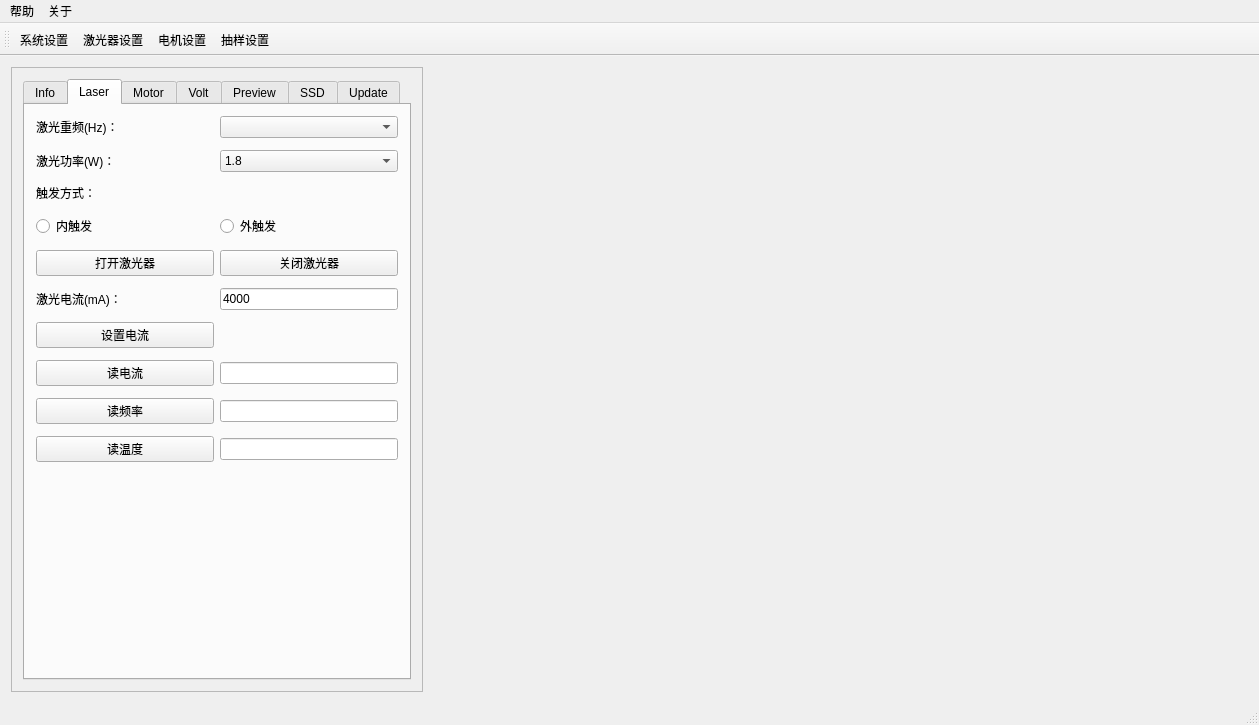
The window that ui/mainwindow.ui (kdurant/qt_study) describes before a commit, drawn with Qt 5.
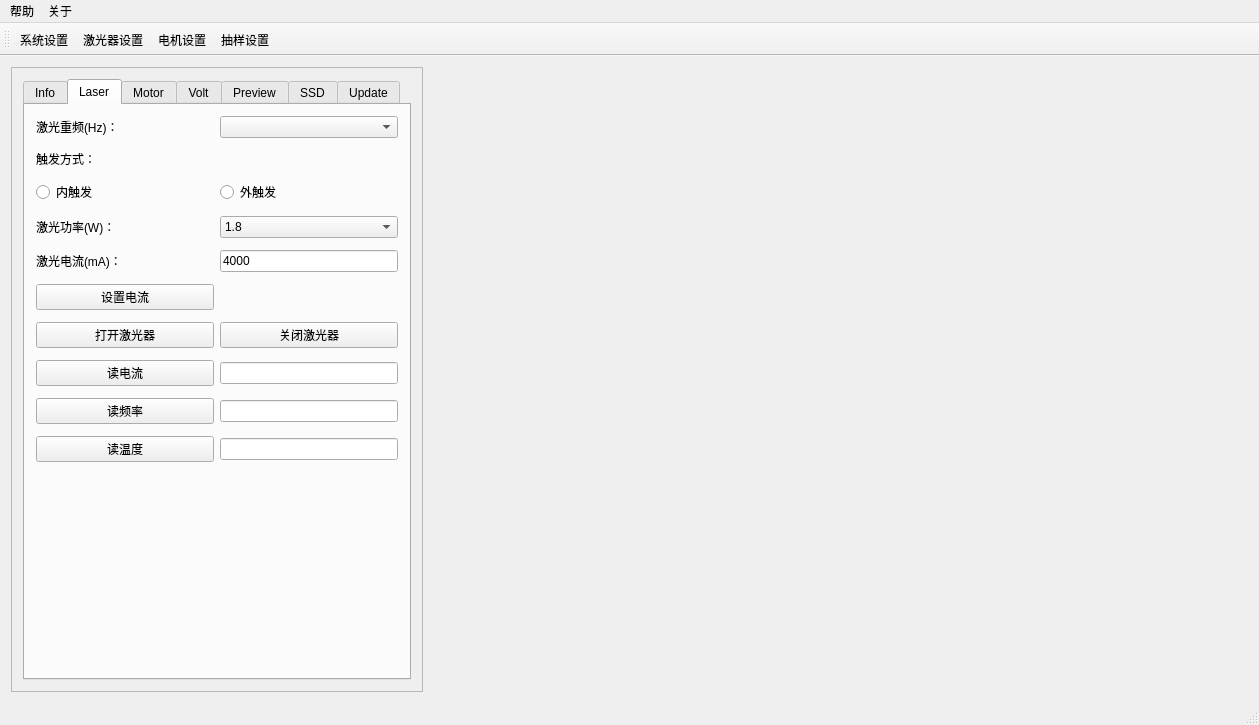
The same window after the commit. The open tabs and pages were chosen to show the change. Custom widgets are drawn as their Qt base class.

```diff
--- a/ui/mainwindow.ui
+++ b/ui/mainwindow.ui
@@ -45,7 +45,7 @@
         <item>
          <widget class="QTabWidget" name="tabWidget">
           <property name="currentIndex">
-           <number>4</number>
+           <number>1</number>
           </property>
           <widget class="QWidget" name="tab">
            <attribute name="title">
@@ -118,61 +118,20 @@
             <property name="verticalSpacing">
              <number>12</number>
             </property>
-            <item row="5" column="1">
-             <widget class="QRadioButton" name="rbtn_triggerOutside">
-              <property name="text">
-               <string>外触发</string>
-              </property>
-             </widget>
-            </item>
-            <item row="7" column="0">
-             <widget class="QLabel" name="label_laserCurrent">
-              <property name="text">
-               <string>激光电流(mA)：</string>
-              </property>
-             </widget>
-            </item>
-            <item row="10" column="0">
-             <widget class="QPushButton" name="btn_laserReadFreq">
-              <property name="text">
-               <string>读频率</string>
-              </property>
-             </widget>
-            </item>
             <item row="0" column="1">
              <widget class="QComboBox" name="comboBox_laserFreq"/>
             </item>
-            <item row="4" column="0">
-             <widget class="QLabel" name="label_triggerMode">
-              <property name="text">
-               <string>触发方式：</string>
-              </property>
-             </widget>
-            </item>
-            <item row="5" column="0">
+            <item row="2" column="0">
              <widget class="QRadioButton" name="rbtn_triggerInside">
               <property name="text">
                <string>内触发</string>
               </property>
              </widget>
             </item>
-            <item row="7" column="1">
-             <widget class="QLineEdit" name="lineEdit_laserCurrent">
-              <property name="sizePolicy">
-               <sizepolicy hsizetype="Preferred" vsizetype="Fixed">
-                <horstretch>0</horstretch>
-                <verstretch>0</verstretch>
-               </sizepolicy>
-              </property>
+            <item row="12" column="0">
+             <widget class="QPushButton" name="btn_laserReadTem">
               <property name="text">
-               <string>4000</string>
-              </property>
-             </widget>
-            </item>
-            <item row="9" column="0">
-             <widget class="QPushButton" name="btn_laserReadCurrent">
-              <property name="text">
-               <string>读电流</string>
+               <string>读温度</string>
               </property>
              </widget>
             </item>
@@ -183,34 +142,34 @@
               </property>
              </widget>
             </item>
-            <item row="8" column="0">
-             <widget class="QPushButton" name="btn_laserSetCurrent">
+            <item row="7" column="0">
+             <widget class="QPushButton" name="btn_laserOpen">
               <property name="text">
-               <string>设置电流</string>
+               <string>打开激光器</string>
               </property>
              </widget>
             </item>
-            <item row="12" column="0">
-             <spacer name="verticalSpacer_4">
-              <property name="orientation">
-               <enum>Qt::Vertical</enum>
+            <item row="10" column="1">
+             <widget class="QLineEdit" name="lineEdit_laserShowCurrent">
+              <property name="sizePolicy">
+               <sizepolicy hsizetype="Preferred" vsizetype="Fixed">
+                <horstretch>0</horstretch>
+                <verstretch>0</verstretch>
+               </sizepolicy>
               </property>
-              <property name="sizeHint" stdset="0">
-               <size>
-                <width>20</width>
-                <height>40</height>
-               </size>
+              <property name="readOnly">
+               <bool>true</bool>
               </property>
-             </spacer>
+             </widget>
             </item>
-            <item row="6" column="1">
-             <widget class="QPushButton" name="btn_laserClose">
+            <item row="3" column="0">
+             <widget class="QLabel" name="label_laserPower">
               <property name="text">
-               <string>关闭激光器</string>
+               <string>激光功率(W)：</string>
               </property>
              </widget>
             </item>
-            <item row="2" column="1">
+            <item row="3" column="1">
              <widget class="QComboBox" name="comboBox_laserPower">
               <property name="sizeAdjustPolicy">
                <enum>QComboBox::AdjustToMinimumContentsLength</enum>
@@ -232,54 +191,28 @@
               </item>
              </widget>
             </item>
-            <item row="2" column="0">
-             <widget class="QLabel" name="label_laserPower">
+            <item row="2" column="1">
+             <widget class="QRadioButton" name="rbtn_triggerOutside">
               <property name="text">
-               <string>激光功率(W)：</string>
-              </property>
-             </widget>
-            </item>
-            <item row="6" column="0">
-             <widget class="QPushButton" name="btn_laserOpen">
-              <property name="text">
-               <string>打开激光器</string>
+               <string>外触发</string>
               </property>
              </widget>
             </item>
             <item row="11" column="0">
-             <widget class="QPushButton" name="btn_laserReadTem">
+             <widget class="QPushButton" name="btn_laserReadFreq">
               <property name="text">
-               <string>读温度</string>
+               <string>读频率</string>
               </property>
              </widget>
             </item>
-            <item row="9" column="1">
-             <widget class="QLineEdit" name="lineEdit_laserShowCurrent">
-              <property name="sizePolicy">
-               <sizepolicy hsizetype="Preferred" vsizetype="Fixed">
-                <horstretch>0</horstretch>
-                <verstretch>0</verstretch>
-               </sizepolicy>
+            <item row="7" column="1">
+             <widget class="QPushButton" name="btn_laserClose">
+              <property name="text">
+               <string>关闭激光器</string>
               </property>
-              <property name="readOnly">
-               <bool>true</bool>
-              </property>
              </widget>
             </item>
-            <item row="10" column="1">
-             <widget class="QLineEdit" name="lineEdit_laserShowFreq">
-              <property name="sizePolicy">
-               <sizepolicy hsizetype="Preferred" vsizetype="Fixed">
-                <horstretch>0</horstretch>
-                <verstretch>0</verstretch>
-               </sizepolicy>
-              </property>
-              <property name="readOnly">
-               <bool>true</bool>
-              </property>
-             </widget>
-            </item>
-            <item row="11" column="1">
+            <item row="12" column="1">
              <widget class="QLineEdit" name="lineEdit_laserShowTemp">
               <property name="sizePolicy">
                <sizepolicy hsizetype="Preferred" vsizetype="Fixed">
@@ -292,6 +225,73 @@
               </property>
              </widget>
             </item>
+            <item row="13" column="0">
+             <spacer name="verticalSpacer_4">
+              <property name="orientation">
+               <enum>Qt::Vertical</enum>
+              </property>
+              <property name="sizeHint" stdset="0">
+               <size>
+                <width>20</width>
+                <height>40</height>
+               </size>
+              </property>
+             </spacer>
+            </item>
+            <item row="11" column="1">
+             <widget class="QLineEdit" name="lineEdit_laserShowFreq">
+              <property name="sizePolicy">
+               <sizepolicy hsizetype="Preferred" vsizetype="Fixed">
+                <horstretch>0</horstretch>
+                <verstretch>0</verstretch>
+               </sizepolicy>
+              </property>
+              <property name="readOnly">
+               <bool>true</bool>
+              </property>
+             </widget>
+            </item>
+            <item row="10" column="0">
+             <widget class="QPushButton" name="btn_laserReadCurrent">
+              <property name="text">
+               <string>读电流</string>
+              </property>
+             </widget>
+            </item>
+            <item row="1" column="0">
+             <widget class="QLabel" name="label_triggerMode">
+              <property name="text">
+               <string>触发方式：</string>
+              </property>
+             </widget>
+            </item>
+            <item row="4" column="0">
+             <widget class="QLabel" name="label_laserCurrent">
+              <property name="text">
+               <string>激光电流(mA)：</string>
+              </property>
+             </widget>
+            </item>
+            <item row="4" column="1">
+             <widget class="QLineEdit" name="lineEdit_laserCurrent">
+              <property name="sizePolicy">
+               <sizepolicy hsizetype="Preferred" vsizetype="Fixed">
+                <horstretch>0</horstretch>
+                <verstretch>0</verstretch>
+               </sizepolicy>
+              </property>
+              <property name="text">
+               <string>4000</string>
+              </property>
+             </widget>
+            </item>
+            <item row="5" column="0">
+             <widget class="QPushButton" name="btn_laserSetCurrent">
+              <property name="text">
+               <string>设置电流</string>
+              </property>
+             </widget>
+            </item>
            </layout>
           </widget>
           <widget class="QWidget" name="tab6">
@@ -1094,7 +1094,7 @@
                  <x>0</x>
                  <y>0</y>
                  <width>227</width>
-                 <height>214</height>
+                 <height>212</height>
                 </rect>
                </property>
                <attribute name="label">
```
